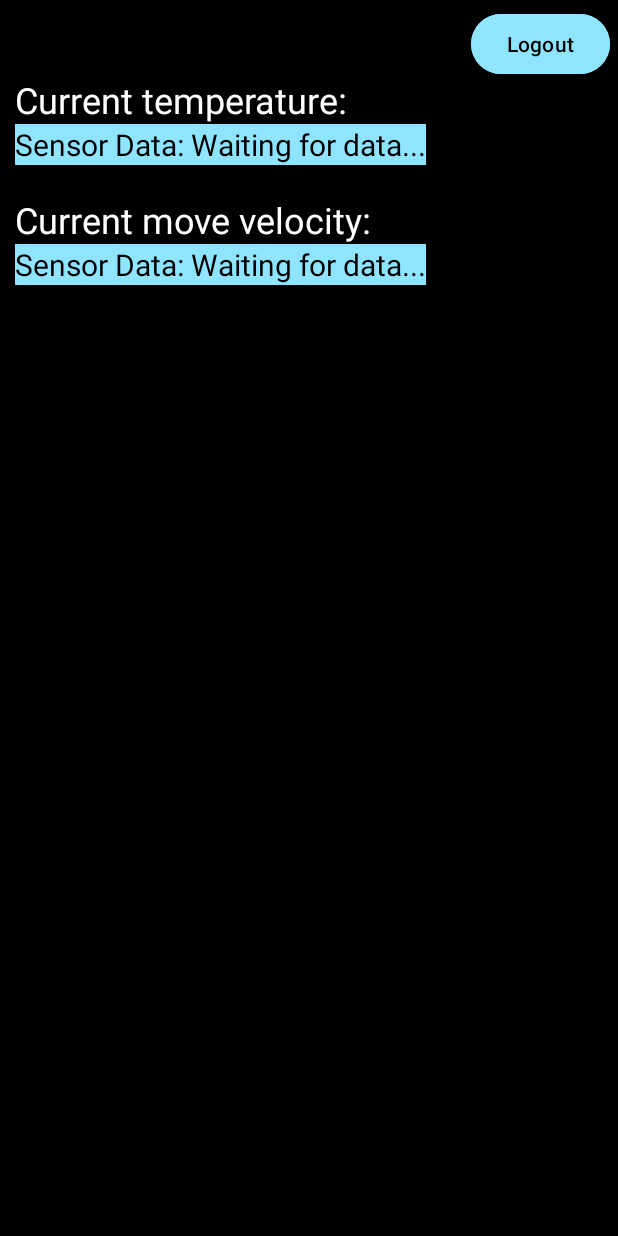
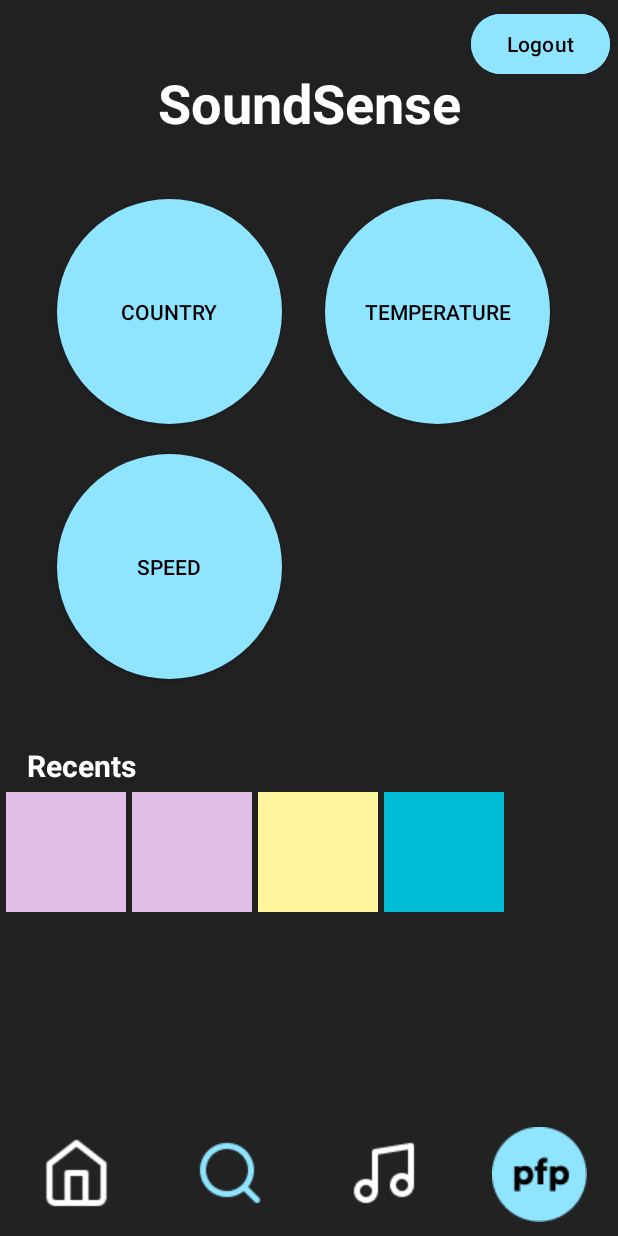
Before and after one commit to txl-sammi/soundsense, an Android app: the layout activity_home.xml on its own in the app's theme, with its tools: preview values and no code run, on a phone screen of 412 x 824 dp. Run offline under Robolectric (Android 15) with nearby library versions, the phone set to English and light mode, and no system bars.

Commit message:
Add files via upload

```diff
--- a/app/src/main/res/layout/activity_home.xml
+++ b/app/src/main/res/layout/activity_home.xml
@@ -1,59 +1,184 @@
 <?xml version="1.0" encoding="utf-8"?>
-<RelativeLayout xmlns:android="http://schemas.android.com/apk/res/android"
+<androidx.constraintlayout.widget.ConstraintLayout xmlns:android="http://schemas.android.com/apk/res/android"
+    xmlns:app="http://schemas.android.com/apk/res-auto"
+    xmlns:tools="http://schemas.android.com/tools"
     android:layout_width="match_parent"
     android:layout_height="match_parent"
-    android:backgroundTint="@color/black"
-    android:background="#FFFFFF">
+    android:background="#212121">
 
-    <LinearLayout
-        android:layout_width="wrap_content"
-        android:layout_height="wrap_content"
-        android:layout_alignParentLeft="true"
-        android:layout_alignParentTop="true"
-        android:layout_marginLeft="10dp"
-        android:layout_marginTop="50dp"
-        android:orientation="vertical">
-        <TextView
-            android:layout_width="wrap_content"
-            android:layout_height="wrap_content"
-            android:text="Current temperature: "
-            android:textColor="@color/white"
-            android:textSize="24sp"
-            android:layout_centerInParent="true"/>
-        <TextView
-            android:id="@+id/temperatureData"
-            android:layout_width="wrap_content"
-            android:layout_height="wrap_content"
-            android:text="Sensor Data: Waiting for data..."
-            android:textColor="@color/black"
-            android:background="@color/blue"
-            android:textSize="20sp" />
-        <TextView
-            android:layout_width="wrap_content"
-            android:layout_height="wrap_content"
-            android:text="Current move velocity: "
-            android:textColor="@color/white"
-            android:textSize="24sp"
-            android:layout_marginTop="20dp"
-            android:layout_centerInParent="true"/>
-        <TextView
-            android:id="@+id/volecityData"
-            android:layout_width="wrap_content"
-            android:layout_height="wrap_content"
-            android:text="Sensor Data: Waiting for data..."
-            android:textColor="@color/black"
-            android:background="@color/blue"
-            android:textSize="20sp" />
-    </LinearLayout>
-
+    <!-- Logout 버튼 -->
     <Button
         android:id="@+id/logoutButton"
         android:layout_width="wrap_content"
         android:layout_height="wrap_content"
         android:backgroundTint="@color/blue"
+        android:text="Logout"
         android:textColor="@color/black"
-        android:text="Logout"
-        android:layout_alignParentRight="true"
-        android:layout_alignParentTop="true"
-        android:layout_margin="5dp"/>
-</RelativeLayout>
+        app:layout_constraintEnd_toEndOf="parent"
+        app:layout_constraintTop_toTopOf="parent"
+        android:layout_margin="5dp" />
+
+    <!-- 앱 이름 -->
+    <TextView
+        android:id="@+id/app_name"
+        android:layout_width="wrap_content"
+        android:layout_height="wrap_content"
+        android:layout_marginTop="44dp"
+        android:text="SoundSense"
+        android:textColor="@android:color/white"
+        android:textSize="36sp"
+        android:textStyle="bold"
+        app:layout_constraintEnd_toEndOf="parent"
+        app:layout_constraintStart_toStartOf="parent"
+        app:layout_constraintTop_toTopOf="parent" />
+
+    <!-- Country 버튼 -->
+
+    <!-- Temperature 버튼 -->
+    <android.widget.Button
+        android:id="@+id/country_button"
+        android:layout_width="150dp"
+        android:layout_height="150dp"
+        android:layout_marginTop="40dp"
+        android:background="@drawable/rounded_button"
+        android:text="Country"
+        android:textColor="@android:color/black"
+        app:layout_constraintEnd_toEndOf="parent"
+        app:layout_constraintHorizontal_bias="0.145"
+        app:layout_constraintStart_toStartOf="parent"
+        app:layout_constraintTop_toBottomOf="@id/app_name" />
+
+    <android.widget.Button
+        android:id="@+id/speed_button"
+        android:layout_width="150dp"
+        android:layout_height="150dp"
+        android:layout_marginTop="20dp"
+        android:background="@drawable/rounded_button"
+        android:text="Speed"
+        android:textColor="@android:color/black"
+        app:layout_constraintEnd_toEndOf="parent"
+        app:layout_constraintHorizontal_bias="0.145"
+        app:layout_constraintStart_toStartOf="parent"
+        app:layout_constraintTop_toBottomOf="@id/country_button" />
+
+    <android.widget.Button
+        android:id="@+id/temperature_button"
+        android:layout_width="150dp"
+        android:layout_height="150dp"
+        android:layout_marginTop="40dp"
+        android:background="@drawable/rounded_button"
+        android:text="Temperature"
+        android:textColor="@android:color/black"
+        app:layout_constraintEnd_toEndOf="parent"
+        app:layout_constraintHorizontal_bias="0.827"
+        app:layout_constraintStart_toStartOf="parent"
+        app:layout_constraintTop_toBottomOf="@id/app_name" />
+
+
+    <ImageView
+        android:id="@+id/playlist_1"
+        android:layout_width="80dp"
+        android:layout_height="80dp"
+        android:layout_margin="4dp"
+        android:layout_marginStart="8dp"
+        android:layout_marginTop="4dp"
+        android:background="#E1BEE7"
+        android:contentDescription="Playlist 1"
+        app:layout_constraintStart_toStartOf="parent"
+        app:layout_constraintTop_toBottomOf="@id/Recents" />
+
+    <ImageView
+        android:id="@+id/playlist_2"
+        android:layout_width="80dp"
+        android:layout_height="80dp"
+        android:layout_margin="4dp"
+        android:layout_marginStart="4dp"
+        android:layout_marginTop="4dp"
+        android:background="#E1BEE7"
+        android:contentDescription="Playlist 2"
+        app:layout_constraintStart_toEndOf="@id/playlist_1"
+        app:layout_constraintTop_toBottomOf="@id/Recents" />
+
+    <ImageView
+        android:id="@+id/playlist_4"
+        android:layout_width="80dp"
+        android:layout_height="80dp"
+        android:layout_margin="4dp"
+        android:layout_marginStart="4dp"
+        android:layout_marginTop="4dp"
+        android:background="#00BCD4"
+        android:contentDescription="Playlist 4"
+        app:layout_constraintStart_toEndOf="@id/playlist_3"
+        app:layout_constraintTop_toBottomOf="@id/Recents" />
+
+    <ImageView
+        android:id="@+id/playlist_3"
+        android:layout_width="80dp"
+        android:layout_height="80dp"
+        android:layout_margin="4dp"
+        android:layout_marginStart="4dp"
+        android:layout_marginTop="4dp"
+        android:background="#FFF59D"
+        android:contentDescription="Playlist 3"
+        app:layout_constraintStart_toEndOf="@id/playlist_2"
+        app:layout_constraintTop_toBottomOf="@id/Recents" />
+
+    <TextView
+        android:id="@+id/Recents"
+        android:layout_width="wrap_content"
+        android:layout_height="wrap_content"
+        android:layout_marginTop="44dp"
+        android:text="Recents"
+        android:textColor="@android:color/white"
+        android:textSize="20sp"
+        android:textStyle="bold"
+        app:layout_constraintEnd_toEndOf="parent"
+        app:layout_constraintHorizontal_bias="0.053"
+        app:layout_constraintStart_toStartOf="parent"
+        app:layout_constraintTop_toBottomOf="@id/speed_button" />
+
+    <LinearLayout
+        android:id="@+id/navigation_bar"
+        android:layout_width="match_parent"
+        android:layout_height="wrap_content"
+        android:background="#222"
+        android:orientation="horizontal"
+        app:layout_constraintBottom_toBottomOf="parent">
+
+        <ImageView
+            android:id="@+id/nav_home"
+            android:layout_width="wrap_content"
+            android:layout_height="wrap_content"
+            android:layout_weight="1"
+            android:contentDescription="Home"
+            android:padding="16dp"
+            tools:srcCompat="@drawable/home_nav" />
+
+        <ImageView
+            android:id="@+id/nav_search"
+            android:layout_width="wrap_content"
+            android:layout_height="wrap_content"
+            android:layout_weight="1"
+            android:contentDescription="Search"
+            android:padding="16dp"
+            tools:srcCompat="@drawable/search_active_nav" />
+
+        <ImageView
+            android:id="@+id/nav_music"
+            android:layout_width="wrap_content"
+            android:layout_height="wrap_content"
+            android:layout_weight="1"
+            android:contentDescription="Music"
+            android:padding="16dp"
+            tools:srcCompat="@drawable/music_nav" />
+
+        <ImageView
+            android:id="@+id/nav_profile"
+            android:layout_width="wrap_content"
+            android:layout_height="wrap_content"
+            android:layout_weight="1"
+            android:contentDescription="Profile"
+            android:padding="9dp"
+            tools:srcCompat="@drawable/profile_pic" />
+    </LinearLayout>
+</androidx.constraintlayout.widget.ConstraintLayout>
```
